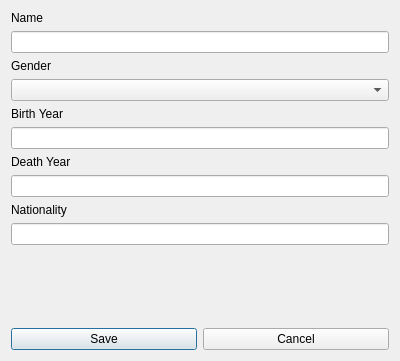
Qt form addscientistsdialog.ui (Tryggvith/vika3) before a commit.
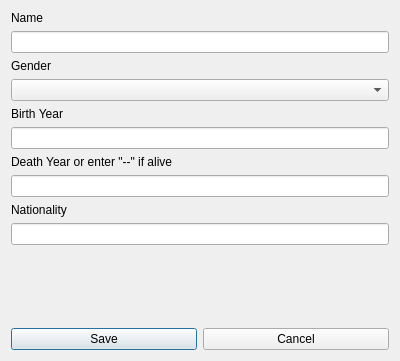
The same form after that commit.

Commit message: (combobox fyrir computertype)

Diff of the .ui file:
```diff
--- a/addscientistsdialog.ui
+++ b/addscientistsdialog.ui
@@ -82,7 +82,7 @@
      <item>
       <widget class="QLabel" name="label_dYear">
        <property name="text">
-        <string>Death Year</string>
+        <string>Death Year or enter &quot;--&quot; if alive</string>
        </property>
       </widget>
      </item>
```
The commit also changes 3 other files.
